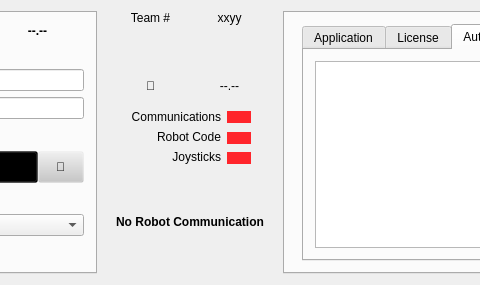
Above: src/MainWindow/MainWindow.ui from FRC-Utilities/QDriverStation before the change; both pictures show x 292 to 772 and y 0 to 285 of the 1205 by 285 pixel window. Below: the same form after it.
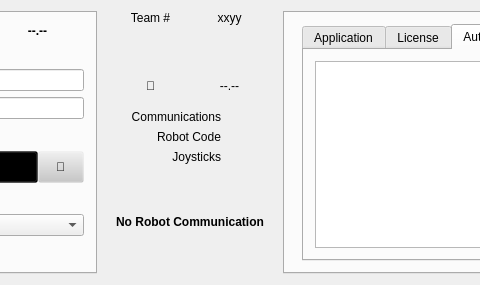
That is the form after the change. The open tabs and pages were chosen to show the change. Custom widgets are drawn as their Qt base class.

```diff
--- a/src/MainWindow/MainWindow.ui
+++ b/src/MainWindow/MainWindow.ui
@@ -1363,14 +1363,7 @@
           <item>
            <widget class="QWidget" name="widget" native="true">
             <property name="styleSheet">
-             <string notr="true">QPushButton {
-    background-color: rgb(255, 37, 43);
-	border: 0px;
-    padding: 4px;
-}
-QPushButton:checked {
-	background-color:  rgb(33, 255, 43);
-}</string>
+             <string notr="true"/>
             </property>
             <layout class="QVBoxLayout" name="verticalLayout_12">
              <property name="leftMargin">
```
Left out of the diff: 8 changed lines with no effect on the pictures.
